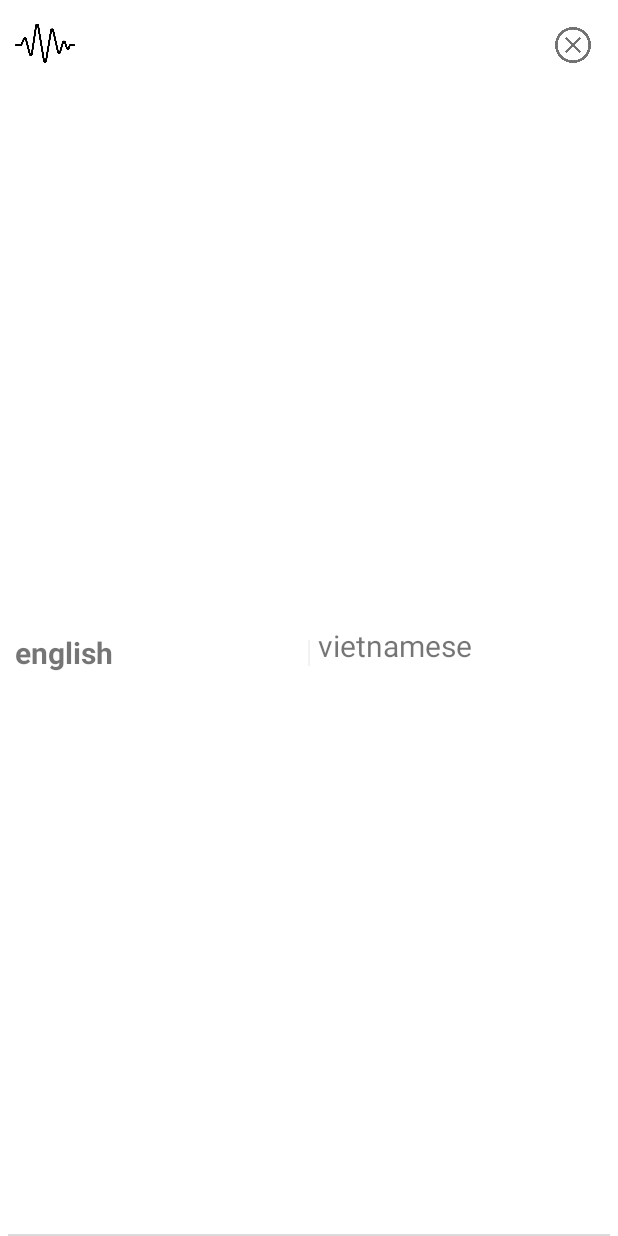
After one commit to vanlinh619/EnglishNotification, an Android app: the layout fragment_repeat_speak.xml on its own in the app's theme, with its tools: preview values and no code run, on a phone screen of 412 x 824 dp. The commit adds this screen. Run offline under Robolectric (Android 15) with nearby library versions, the phone set to English and light mode, and no system bars.

Commit message:
repeat screen

```diff
--- /dev/null
+++ b/app/src/main/res/layout/fragment_repeat_speak.xml
@@ -0,0 +1,78 @@
+<?xml version="1.0" encoding="utf-8"?>
+<androidx.constraintlayout.widget.ConstraintLayout xmlns:android="http://schemas.android.com/apk/res/android"
+    xmlns:tools="http://schemas.android.com/tools"
+    android:layout_width="match_parent"
+    android:layout_height="match_parent"
+    xmlns:app="http://schemas.android.com/apk/res-auto"
+    tools:context=".RepeatSpeakFragment">
+
+    <ImageView
+        android:id="@+id/im_sound"
+        android:src="@drawable/sound_waves1"
+        android:layout_marginTop="10dp"
+        android:layout_marginLeft="10dp"
+        app:layout_constraintTop_toTopOf="parent"
+        app:layout_constraintLeft_toLeftOf="parent"
+        android:layout_width="40dp"
+        android:layout_height="40dp"/>
+
+    <ImageView
+        android:background="@drawable/image_button_click"
+        android:id="@+id/im_close"
+        android:src="@drawable/delete1"
+        android:layout_marginTop="10dp"
+        android:layout_marginRight="10dp"
+        app:layout_constraintTop_toTopOf="parent"
+        app:layout_constraintRight_toRightOf="parent"
+        android:layout_width="40dp"
+        android:layout_height="40dp"/>
+
+    <TextView
+        android:id="@+id/tx_english"
+        android:layout_width="0dp"
+        android:layout_height="wrap_content"
+        android:layout_marginLeft="10dp"
+        android:layout_marginTop="5dp"
+        android:layout_marginRight="5dp"
+        android:text="english"
+        android:textSize="20sp"
+        android:textStyle="bold"
+        app:layout_constraintLeft_toLeftOf="parent"
+        app:layout_constraintRight_toLeftOf="@+id/im_line"
+        app:layout_constraintBottom_toBottomOf="parent"
+        android:layout_marginBottom="10dp"
+        app:layout_constraintTop_toBottomOf="@id/im_sound" />
+
+    <ImageView
+        android:id="@+id/im_line"
+        android:layout_width="1dp"
+        android:layout_height="17dp"
+        android:background="#8FE8E8E8"
+        app:layout_constraintBottom_toBottomOf="@id/tx_english"
+        app:layout_constraintLeft_toRightOf="@id/tx_english"
+        app:layout_constraintRight_toLeftOf="@id/tx_vietnamese"
+        app:layout_constraintTop_toTopOf="@id/tx_english" />
+
+    <TextView
+        android:id="@+id/tx_vietnamese"
+        android:layout_width="0dp"
+        android:layout_height="wrap_content"
+        android:layout_marginLeft="5dp"
+        android:layout_marginRight="10dp"
+        android:layout_marginBottom="10dp"
+        android:text="vietnamese"
+        android:textSize="20sp"
+        app:layout_constraintBottom_toBottomOf="@+id/tx_english"
+        app:layout_constraintLeft_toRightOf="@id/im_line"
+        app:layout_constraintRight_toRightOf="parent"
+        app:layout_constraintTop_toTopOf="@id/tx_english" />
+
+    <ImageView
+        app:layout_constraintBottom_toBottomOf="parent"
+        android:background="@color/gray"
+        android:layout_marginLeft="5dp"
+        android:layout_marginRight="5dp"
+        android:layout_width="match_parent"
+        android:layout_height="1dp"/>
+
+</androidx.constraintlayout.widget.ConstraintLayout>
```
Also changed, not shown: app/src/main/java/com/example/englishnotification/MainActivity.java (+36 -61 lines), app/src/main/java/com/example/englishnotification/RepeatSpeakFragment.java (added, +115 -0 lines), app/src/main/res/layout/activity_main.xml (+9 -1 lines), app/src/main/res/drawable/sound_waves1.png (added), app/src/main/res/drawable/sound_waves2.png (added).
